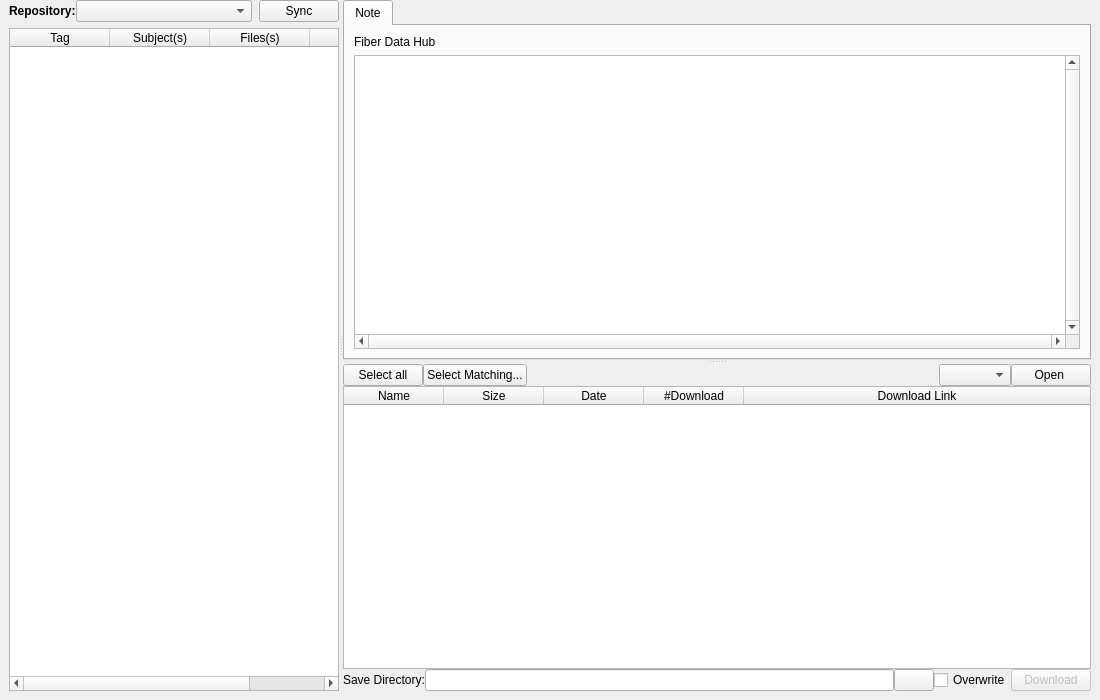
Old version of the form fiber_data_hub.ui in the repository frankyeh/DSI-Studio.
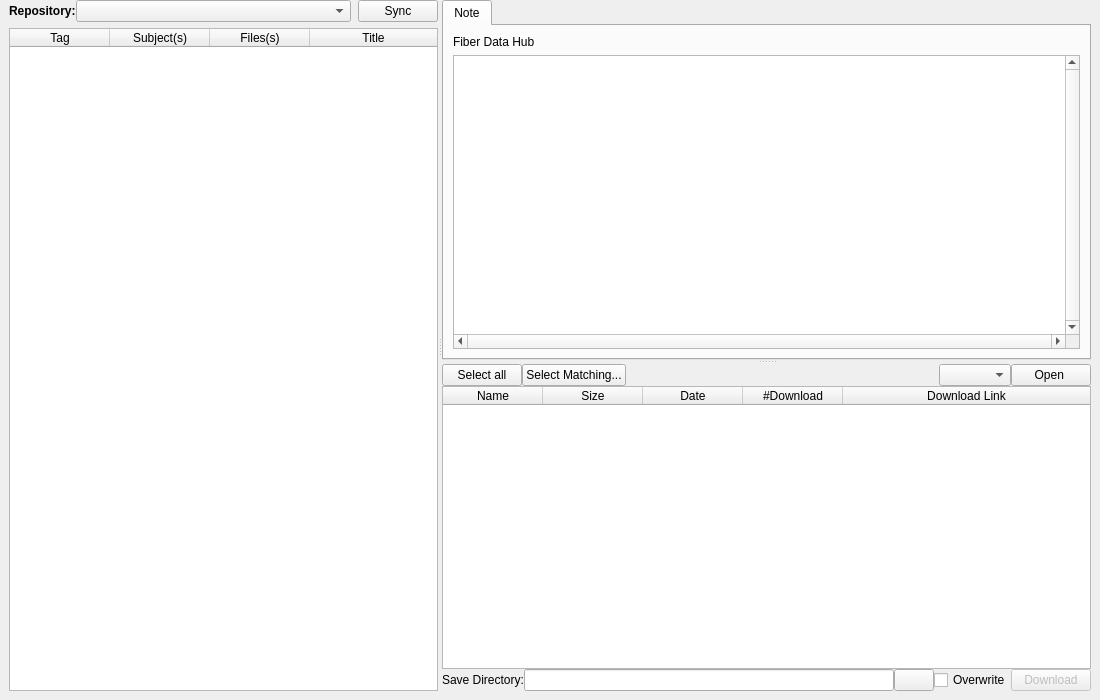
New version of the form. Icons and pictures are not drawn.

Diff of the .ui file:
```diff
--- a/fiber_data_hub.ui
+++ b/fiber_data_hub.ui
@@ -166,7 +166,7 @@
           <widget class="QWidget" name="widget_9" native="true">
            <property name="sizePolicy">
             <sizepolicy hsizetype="Expanding" vsizetype="Preferred">
-             <horstretch>2</horstretch>
+             <horstretch>3</horstretch>
              <verstretch>0</verstretch>
             </sizepolicy>
            </property>
@@ -205,6 +205,9 @@
                   <verstretch>0</verstretch>
                  </sizepolicy>
                 </property>
+                <property name="sizeAdjustPolicy">
+                 <enum>QComboBox::AdjustToContents</enum>
+                </property>
                </widget>
               </item>
               <item>
```
